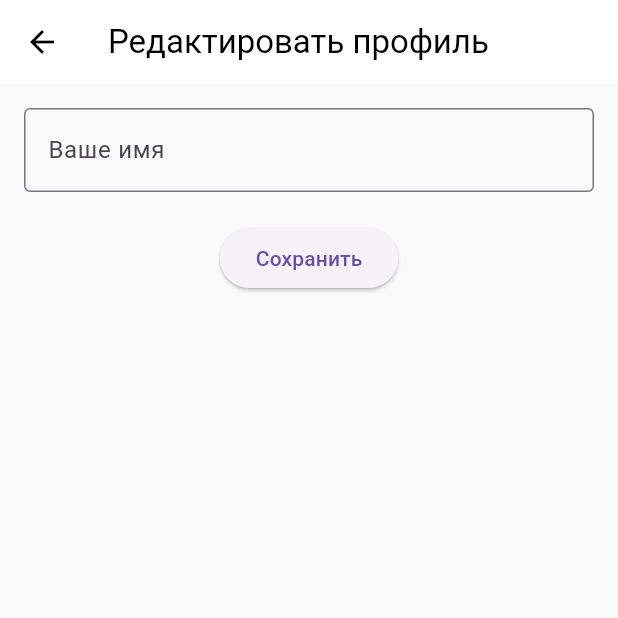
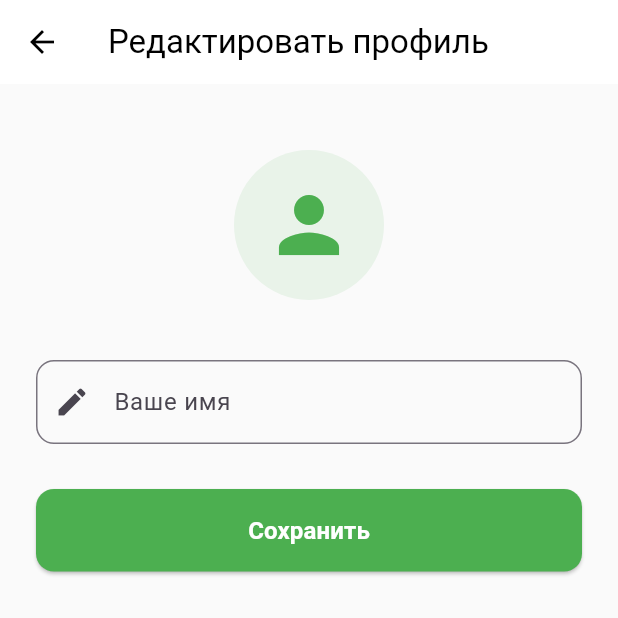
Before and after one commit to falish-pixel/prototype, a Flutter app: the ProfileScreen screen opened by its route, after a tap on "Сохранить", on a phone screen of 412 x 824 dp, the top half of it. Run offline on Flutter 3.47's test engine with Material 3 defaults, Android fonts, the phone set to English and light mode, and no system bars; our stand-ins replace cached_network_image, cloud_firestore, firebase_auth, firebase_core, fl_chart, google_generative_ai and 3 more; accounts and stored records are empty.

```diff
--- a/lib/screens/profile_screen.dart
+++ b/lib/screens/profile_screen.dart
@@ -1,6 +1,7 @@
-// Файл: lib/screens/profile_screen.dart
 import 'package:firebase_auth/firebase_auth.dart';
 import 'package:flutter/material.dart';
+import '../services/language_service.dart';
+import '../services/user_service.dart';
 
 class ProfileScreen extends StatefulWidget {
   const ProfileScreen({super.key});
@@ -23,51 +24,87 @@ class _ProfileScreenState extends State<ProfileScreen> {
   }
 
   Future<void> _updateName() async {
-    if (_nameController.text.isEmpty) return;
+    if (_nameController.text.trim().isEmpty) return;
     setState(() => _isLoading = true);
 
     try {
-      // 1. Обновляем имя
-      await user?.updateDisplayName(_nameController.text.trim());
-      // 2. Обновляем локальные данные (reload)
-      await user?.reload();
+      // 1. Пытаемся обновить в Auth (может выдать ошибку, но имя сменит)
+      try {
+        await user?.updateDisplayName(_nameController.text.trim());
+      } catch (_) {}
+
+      // 2. ГАРАНТИРОВАННО сохраняем в Firestore
+      await UserService.updateNameInFirestore(_nameController.text.trim());
+
+      if (mounted) {
+        ScaffoldMessenger.of(context).showSnackBar(
+          SnackBar(content: Text(LanguageService.tr('name_saved')), backgroundColor: Colors.green),
+        );
+        Navigator.pop(context, true);
+      }
     } catch (e) {
-      final String errorText = e.toString();
-      // Игнорируем ошибку Pigeon, если она вылезет
-      if (errorText.contains('PigeonUserInfo') || errorText.contains('List<Object?>')) {
-        try { await user?.reload(); } catch(_) {}
-      } else {
-        if (mounted) {
-          ScaffoldMessenger.of(context).showSnackBar(SnackBar(content: Text("Ошибка: $e")));
-          setState(() => _isLoading = false);
-        }
-        return;
+      if (mounted) {
+        ScaffoldMessenger.of(context).showSnackBar(SnackBar(content: Text("Error: $e")));
       }
-    }
-
-    if (mounted) {
-      ScaffoldMessenger.of(context).showSnackBar(const SnackBar(content: Text("Имя сохранено!")));
-      // Возвращаемся назад
-      Navigator.pop(context);
+    } finally {
+      if (mounted) setState(() => _isLoading = false);
     }
   }
 
   @override
   Widget build(BuildContext context) {
     return Scaffold(
-      appBar: AppBar(title: const Text("Редактировать профиль")),
-      body: Padding(
-        padding: const EdgeInsets.all(16.0),
+      appBar: AppBar(title: Text(LanguageService.tr('edit_profile'))),
+      body: SingleChildScrollView( // Чтобы не было проблем на маленьких экранах
+        padding: const EdgeInsets.all(24.0),
         child: Column(
           children: [
+            const SizedBox(height: 20),
+
+            // Аватарка (заглушка)
+            Container(
+              width: 100, height: 100,
+              decoration: BoxDecoration(
+                color: Colors.green.withValues(alpha: 0.1), // Современный метод прозрачности
+                shape: BoxShape.circle,
+              ),
+              child: const Icon(Icons.person, size: 60, color: Colors.green),
+            ),
+            const SizedBox(height: 40),
+
+            // Поле ввода имени
             TextField(
               controller: _nameController,
-              decoration: const InputDecoration(labelText: "Ваше имя", border: OutlineInputBorder()),
+              decoration: InputDecoration(
+                labelText: LanguageService.tr('your_name'),
+                prefixIcon: const Icon(Icons.edit),
+                border: OutlineInputBorder(borderRadius: BorderRadius.circular(12)),
+              ),
             ),
-            const SizedBox(height: 20),
-            ElevatedButton(
-              onPressed: _isLoading ? null : _updateName,
-              child: _isLoading ? const CircularProgressIndicator() : const Text("Сохранить"),
+            const SizedBox(height: 30),
+
+            // Кнопка Сохранить
+            SizedBox(
+              width: double.infinity,
+              child: ElevatedButton(
+                onPressed: _isLoading ? null : _updateName,
+                style: ElevatedButton.styleFrom(
+                  backgroundColor: Colors.green,
+                  foregroundColor: Colors.white,
+                  padding: const EdgeInsets.symmetric(vertical: 16),
+                  shape: RoundedRectangleBorder(borderRadius: BorderRadius.circular(12)),
+                ),
+                child: _isLoading
+                    ? const SizedBox(
+                    height: 20,
+                    width: 20,
+                    child: CircularProgressIndicator(color: Colors.white, strokeWidth: 2)
+                )
+                    : Text(
+                    LanguageService.tr('save'),
+                    style: const TextStyle(fontSize: 16, fontWeight: FontWeight.bold)
+                ),
+              ),
             ),
           ],
         ),
```
Also changed, not shown: lib/screens/home_screen.dart (+47 -15 lines), lib/screens/settings_screen.dart (+19 -0 lines), lib/services/user_service.dart (added, +73 -0 lines).
